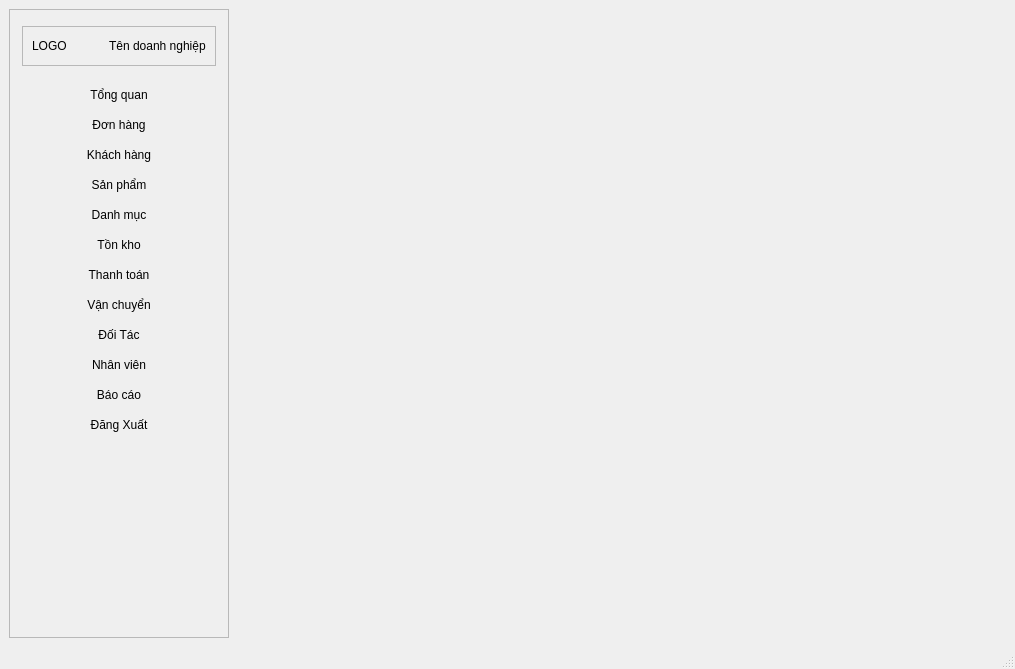
This is ui/main_window.ui in thinh-doan/sales-and-warehouse-management-system as Qt 5 draws it before an edit. The edited form follows.
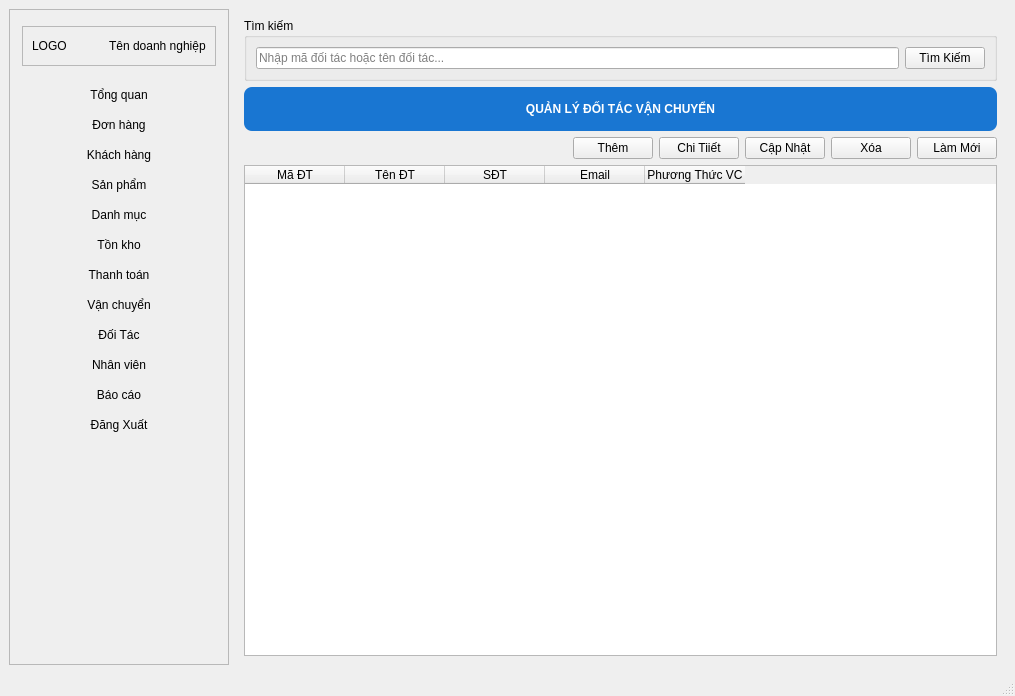
This is the edited form. The open tabs and pages were chosen to show the change.

```diff
--- a/ui/main_window.ui
+++ b/ui/main_window.ui
@@ -7,7 +7,7 @@
     <x>0</x>
     <y>0</y>
     <width>1015</width>
-    <height>669</height>
+    <height>696</height>
    </rect>
   </property>
   <property name="windowTitle">
@@ -1401,7 +1401,134 @@
         </item>
        </layout>
       </widget>
-      <widget class="QWidget" name="pageNhanVien"/>
+      <widget class="QWidget" name="pageNhanVien">
+       <layout class="QVBoxLayout" name="verticalLayout_8">
+        <item>
+         <widget class="QGroupBox" name="grpSearch_2">
+          <property name="title">
+           <string>Tìm kiếm</string>
+          </property>
+          <layout class="QGridLayout" name="gridLayout">
+           <item row="0" column="1">
+            <widget class="QPushButton" name="pushButton_4">
+             <property name="text">
+              <string>Tìm Kiếm</string>
+             </property>
+            </widget>
+           </item>
+           <item row="0" column="0">
+            <widget class="QLineEdit" name="txtPartnerID">
+             <property name="placeholderText">
+              <string>Nhập mã đối tác hoặc tên đối tác...</string>
+             </property>
+            </widget>
+           </item>
+          </layout>
+         </widget>
+        </item>
+        <item>
+         <widget class="QLabel" name="lblTitle_8">
+          <property name="styleSheet">
+           <string>
+font: 18pt &quot;Arial&quot;;
+font-weight:bold;
+color:white;
+background:#1976D2;
+padding:15px;
+border-radius:8px;
+       </string>
+          </property>
+          <property name="text">
+           <string>QUẢN LÝ ĐỐI TÁC VẬN CHUYỂN</string>
+          </property>
+          <property name="alignment">
+           <set>Qt::AlignCenter</set>
+          </property>
+         </widget>
+        </item>
+        <item>
+         <layout class="QHBoxLayout" name="toolbarLayout_2">
+          <item>
+           <spacer name="horizontalSpacer_3">
+            <property name="orientation">
+             <enum>Qt::Horizontal</enum>
+            </property>
+            <property name="sizeHint" stdset="0">
+             <size>
+              <width>40</width>
+              <height>20</height>
+             </size>
+            </property>
+           </spacer>
+          </item>
+          <item>
+           <widget class="QPushButton" name="btnAdd">
+            <property name="text">
+             <string>Thêm</string>
+            </property>
+           </widget>
+          </item>
+          <item>
+           <widget class="QPushButton" name="btnViewDetail_2">
+            <property name="text">
+             <string>Chi Tiiết</string>
+            </property>
+           </widget>
+          </item>
+          <item>
+           <widget class="QPushButton" name="btnEdit">
+            <property name="text">
+             <string>Cập Nhật</string>
+            </property>
+           </widget>
+          </item>
+          <item>
+           <widget class="QPushButton" name="btnDelete">
+            <property name="text">
+             <string>Xóa</string>
+            </property>
+           </widget>
+          </item>
+          <item>
+           <widget class="QPushButton" name="btnRefresh_2">
+            <property name="text">
+             <string>Làm Mới</string>
+            </property>
+           </widget>
+          </item>
+         </layout>
+        </item>
+        <item>
+         <widget class="QTableWidget" name="tblPartner">
+          <column>
+           <property name="text">
+            <string>Mã ĐT</string>
+           </property>
+          </column>
+          <column>
+           <property name="text">
+            <string>Tên ĐT</string>
+           </property>
+          </column>
+          <column>
+           <property name="text">
+            <string>SĐT</string>
+           </property>
+          </column>
+          <column>
+           <property name="text">
+            <string>Email</string>
+           </property>
+          </column>
+          <column>
+           <property name="text">
+            <string>Phương Thức VC</string>
+           </property>
+          </column>
+         </widget>
+        </item>
+       </layout>
+      </widget>
       <widget class="QWidget" name="pageBaoCao"/>
       <widget class="QWidget" name="pageDangXuat"/>
      </widget>
```
Left out of the diff: 38 changed lines with no effect on the pictures.
